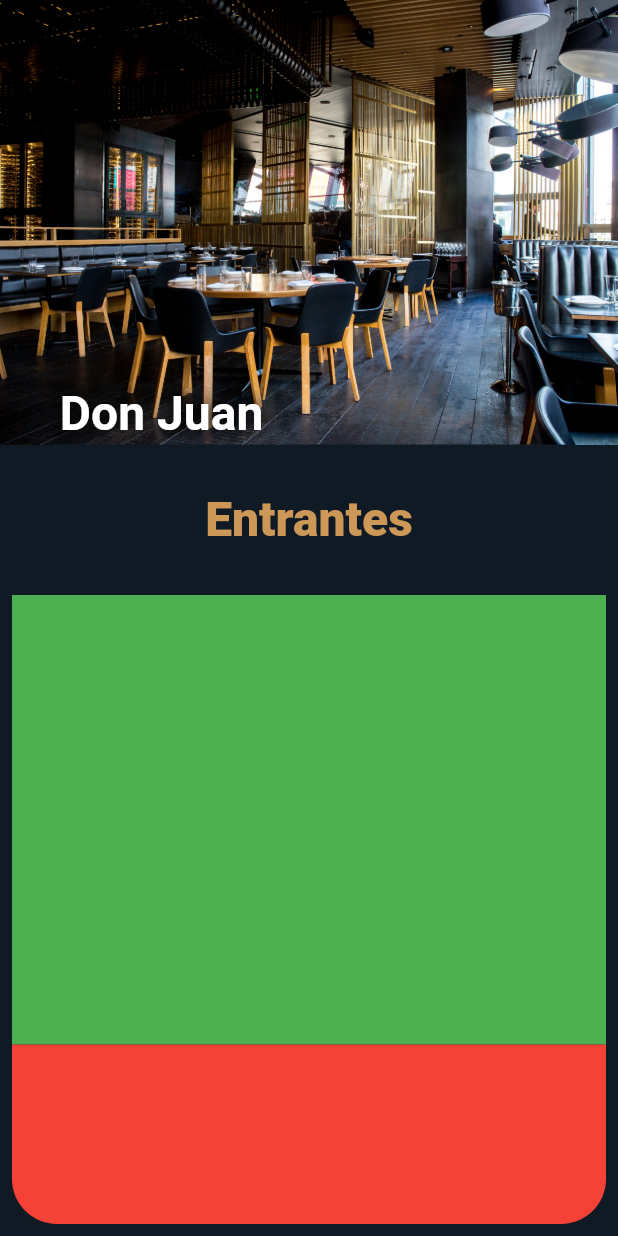
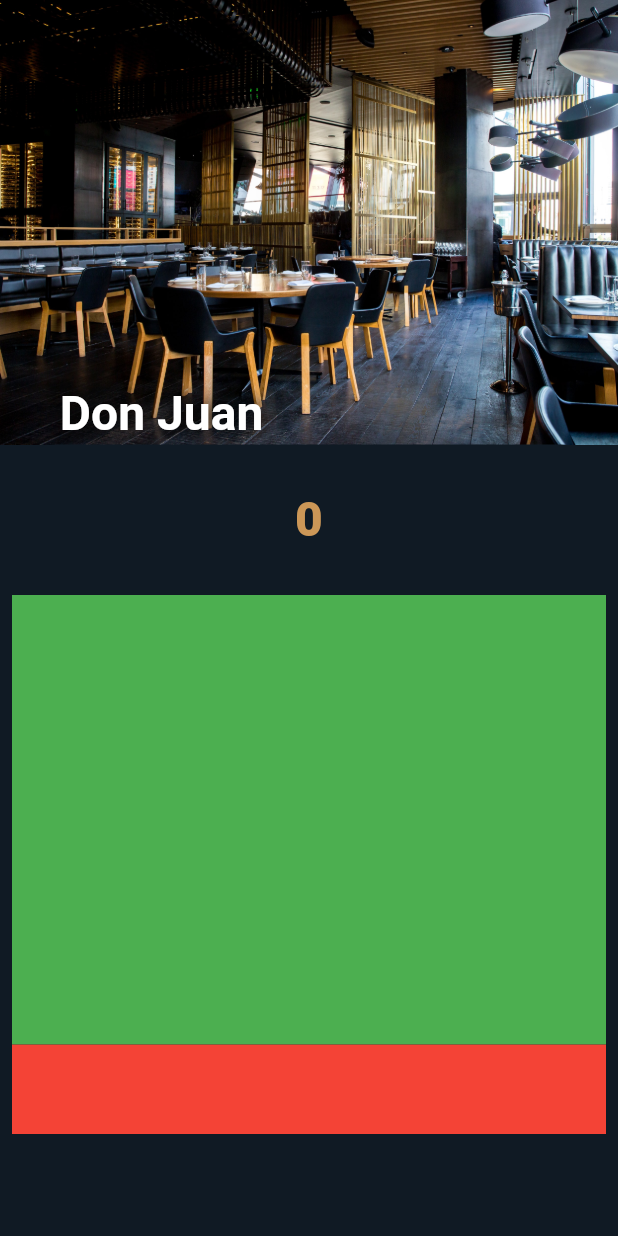
Before and after one commit to tomasbaran/chefmenu2, a Flutter app: the screen it shows after launch, on a phone screen of 412 x 824 dp. Run offline on Flutter 3.47's test engine with Material 2 defaults, Android fonts, the phone set to English and light mode, and no system bars; our stand-ins replace flutter_svg.

Commit message:
WIP tabIndex

```diff
--- a/lib/animation/cover_aka_back_layer_formulas.dart
+++ b/lib/animation/cover_aka_back_layer_formulas.dart
@@ -1,6 +1,6 @@
 import 'package:flutter/material.dart';
 import 'package:chefmenu2/theme/style_constants.dart';
-import 'my_scroll_position.dart';
+import '../change_notifiers/my_scroll_position.dart';
 import 'package:provider/provider.dart';
 import 'dart:math';
 
--- /dev/null
+++ b/lib/change_notifiers/tab_index.dart
@@ -0,0 +1,10 @@
+import 'package:flutter/foundation.dart';
+
+class TabIndex extends ChangeNotifier {
+  int position = 0;
+
+  updatePosition(int newPosition) {
+    position = newPosition;
+    notifyListeners();
+  }
+}
--- a/lib/screens/demo_screen.dart
+++ b/lib/screens/demo_screen.dart
@@ -6,7 +6,8 @@ import 'package:chefmenu2/widgets/my_tab_bar.dart';
 import 'package:provider/provider.dart';
 import 'package:chefmenu2/widgets/big_box_container.dart';
 import 'package:chefmenu2/widgets/cta_button.dart';
-import 'package:chefmenu2/animation/my_scroll_position.dart';
+import 'package:chefmenu2/change_notifiers/my_scroll_position.dart';
+import 'package:chefmenu2/change_notifiers/tab_index.dart';
 import 'package:chefmenu2/widgets/cover_container.dart';
 
 class DemoScreen extends StatefulWidget {
@@ -18,6 +19,7 @@ class DemoScreen extends StatefulWidget {
 
 class _DemoScreenState extends State<DemoScreen> with SingleTickerProviderStateMixin {
   final MyScrollPosition bigBoxScrollPosition = MyScrollPosition();
+  final TabIndex _tabIndex = TabIndex();
   TabController _tabController;
 
   @override
@@ -36,6 +38,8 @@ class _DemoScreenState extends State<DemoScreen> with SingleTickerProviderStateM
   Widget build(BuildContext context) {
     return DefaultTabController(
       length: kTabBarLength,
+      child: ChangeNotifierProvider<TabIndex>(
+        create: (context) => _tabIndex,
         child: ChangeNotifierProvider<MyScrollPosition>(
           create: (context) => bigBoxScrollPosition,
           builder: (context, child) => Scaffold(
@@ -46,6 +50,16 @@ class _DemoScreenState extends State<DemoScreen> with SingleTickerProviderStateM
             floatingActionButtonLocation: FloatingActionButtonLocation.centerFloat,
             body: NotificationListener<ScrollNotification>(
               onNotification: (notification) {
+                if (notification.metrics.axis == Axis.horizontal) {
+                  Provider.of<TabIndex>(context, listen: false).updatePosition(_tabController.index);
+                  //print('nostate: ${_tabController.index}');
+                  print('nostate: ${Provider.of<TabIndex>(context, listen: false).position}');
+                  setState(() {
+                    //print('newState: ${_tabController.index}');
+                    // this is to refresh _tabController.index, so that active tab changes title && icon color
+                  });
+                }
+
                 double firstScrollViewHeight = kCoverHeightProportion * MediaQuery.of(context).size.height + kSliverAppBarLayerHeight;
 
                 // formula that counts how much the user scrolls overall (combining the 2 scrollViews) for the blur backlayer animation
@@ -63,18 +77,19 @@ class _DemoScreenState extends State<DemoScreen> with SingleTickerProviderStateM
               child: Stack(
                 children: [
                   CoverContainer(restaurantTitle: 'Don Juan', imageSrc: 'icons/cover.jpeg'),
-                Provider.of<MyScrollPosition>(context).data > backLayerAnimationTopPoint(context)
-                    ? CtaButton()
-                    : Align(alignment: Alignment.bottomCenter, child: Container(/* color: Colors.pink ,*/ height: kCtaHeight)),
-                //CtaButton(),
+                  // Provider.of<MyScrollPosition>(context).data > backLayerAnimationTopPoint(context)
+                  //     ? CtaButton()
+                  //     : Align(alignment: Alignment.bottomCenter, child: Container(/* color: Colors.pink ,*/ height: kCtaHeight)),
+                  CtaButton(),
                   //BigBoxContainer(_tabController),
-                NewBigBoxContainer(),
-                // Align(
-                //     alignment: Alignment.bottomCenter,
-                //     child: Provider.of<MyScrollPosition>(context).data < (backLayerAnimationTopPoint(context) + kCtaShowtimeDelay )
-                //         ? Container(color: colorBackground, height: kBottomBigBoxPadding)
-                //         : Container()),
+                  NewBigBoxContainer(tabController: _tabController, categoryTitle: _tabController.index.toString()),
+                  Align(
+                      alignment: Alignment.bottomCenter,
+                      child: Provider.of<MyScrollPosition>(context).data < (backLayerAnimationTopPoint(context) + kCtaShowtimeDelay)
+                          ? Container(color: colorBackground, height: kBottomBigBoxPadding)
+                          : Container()),
                 ],
+              ),
             ),
           ),
         ),
--- a/lib/theme/style_constants.dart
+++ b/lib/theme/style_constants.dart
@@ -40,7 +40,7 @@ const double kSliverAppBarLayerHeight = 100;
 const TextStyle ktsCategoryTitle = TextStyle(color: colorPrimary1, fontSize: 32, fontWeight: FontWeight.w800);
 
 // CTA
-const double kCtaShowtimeDelay = 69;
+const double kCtaShowtimeDelay = 100;
 const double kCtaHeight = 52;
 const double kCtaWidth = 358;
 const Color colorCtaBackground = Colors.white;
--- a/lib/widgets/big_box_container.dart
+++ b/lib/widgets/big_box_container.dart
@@ -1,7 +1,7 @@
 import 'package:flutter/material.dart';
 import 'package:chefmenu2/theme/style_constants.dart';
 import 'package:chefmenu2/animation/cover_aka_back_layer_formulas.dart';
-import 'package:chefmenu2/animation/my_scroll_position.dart';
+import 'package:chefmenu2/change_notifiers/my_scroll_position.dart';
 import 'package:provider/provider.dart';
 import 'package:chefmenu2/widgets/my_tab_bar.dart';
 
--- a/lib/widgets/new_big_box_container.dart
+++ b/lib/widgets/new_big_box_container.dart
@@ -1,39 +1,18 @@
 import 'package:chefmenu2/animation/cover_aka_back_layer_formulas.dart';
+import 'package:chefmenu2/change_notifiers/tab_index.dart';
 import 'package:chefmenu2/theme/style_constants.dart';
 import 'package:flutter/material.dart';
 import 'package:chefmenu2/widgets/my_tab_bar.dart';
 import 'package:provider/provider.dart';
 import 'package:chefmenu2/widgets/big_box_container.dart';
 import 'package:chefmenu2/widgets/cta_button.dart';
-import 'package:chefmenu2/animation/my_scroll_position.dart';
+import 'package:chefmenu2/change_notifiers/my_scroll_position.dart';
 import 'package:chefmenu2/widgets/cover_container.dart';
 
-class NewBigBoxContainer extends StatefulWidget {
-  static String id = '/demo';
-
-  @override
-  _NewBigBoxContainerState createState() => _NewBigBoxContainerState();
-}
-
-class _NewBigBoxContainerState extends State<NewBigBoxContainer> with SingleTickerProviderStateMixin {
-  final MyScrollPosition myScrollPosition = MyScrollPosition();
-  TabController _tabController;
-  ScrollController _scrollController;
-
-  @override
-  void initState() {
-    super.initState();
-    _tabController = TabController(length: kTabBarLength, vsync: this);
-    //TODO: remove _scrollController: no need for it
-    _scrollController = ScrollController();
-  }
-
-  @override
-  void dispose() {
-    _tabController.dispose();
-    _scrollController.dispose();
-    super.dispose();
-  }
+class NewBigBoxContainer extends StatelessWidget {
+  final TabController tabController;
+  final String categoryTitle;
+  NewBigBoxContainer({this.tabController, this.categoryTitle});
 
   @override
   Widget build(BuildContext context) {
@@ -53,7 +32,6 @@ class _NewBigBoxContainerState extends State<NewBigBoxContainer> with SingleTick
       child: ClipRRect(
         borderRadius: BorderRadius.all(Radius.circular(30)),
         child: NestedScrollView(
-          controller: _scrollController,
           headerSliverBuilder: (context, isScrolled) {
             return [
               SliverPadding(
@@ -68,7 +46,8 @@ class _NewBigBoxContainerState extends State<NewBigBoxContainer> with SingleTick
                           color: colorBackground, borderRadius: BorderRadius.only(topLeft: Radius.circular(30), topRight: Radius.circular(30))),
                       child: Center(
                         child: Text(
-                          'Entrantes',
+                          //_tabController.index == 0 ? 'Entrantes' : 'Main Courses',
+                          Provider.of<TabIndex>(context).position.toString(),
                           style: ktsCategoryTitle,
                         ),
                       ),
@@ -79,7 +58,7 @@ class _NewBigBoxContainerState extends State<NewBigBoxContainer> with SingleTick
             ];
           },
           body: TabBarView(
-            controller: _tabController,
+            controller: tabController,
             children: [
               ListView(
                 children: [
```
Also changed, not shown: lib/widgets/my_tab_bar.dart (+13 -17 lines), lib/change_notifiers/my_scroll_position.dart (renamed from lib/animation/my_scroll_position.dart), 1 other file. Lines whose indentation alone changed are shown as unchanged.
